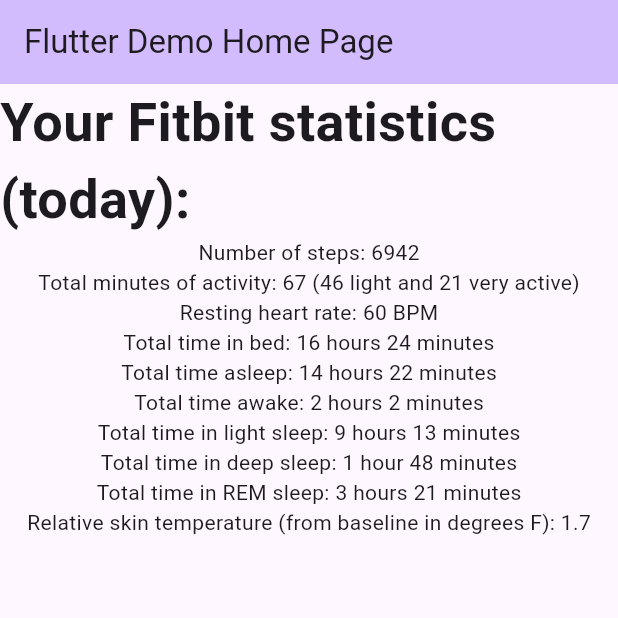
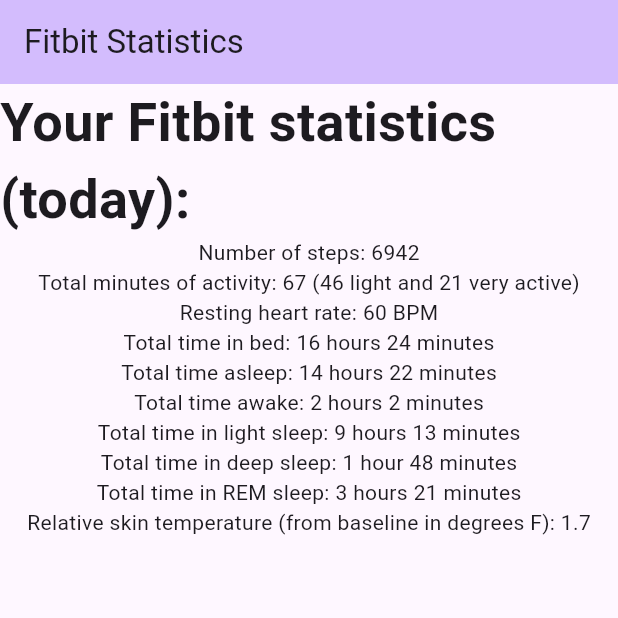
Before and after one commit to jzins1/cis3334_fitbit_stats, a Flutter app: the screen it shows after launch, on a phone screen of 412 x 824 dp, the top half of it. Run offline on Flutter 3.47's test engine with Material 3 defaults, Android fonts, the phone set to English and light mode, and no system bars.

Commit message:
Sprint 1

```diff
--- a/lib/main.dart
+++ b/lib/main.dart
@@ -1,5 +1,6 @@
 import 'package:flutter/material.dart';
 import 'package:http/http.dart' as http;
+
 
 void main() {
   runApp(const MyApp());
@@ -12,12 +13,12 @@ class MyApp extends StatelessWidget {
   @override
   Widget build(BuildContext context) {
     return MaterialApp(
-      title: 'Flutter Demo',
+      title: 'Fitbit Statistics',
       theme: ThemeData(
         colorScheme: ColorScheme.fromSeed(seedColor: Colors.deepPurple),
         useMaterial3: true,
       ),
-      home: const MyHomePage(title: 'Flutter Demo Home Page'),
+      home: const MyHomePage(title: 'Fitbit Statistics'),
     );
   }
 }
```
